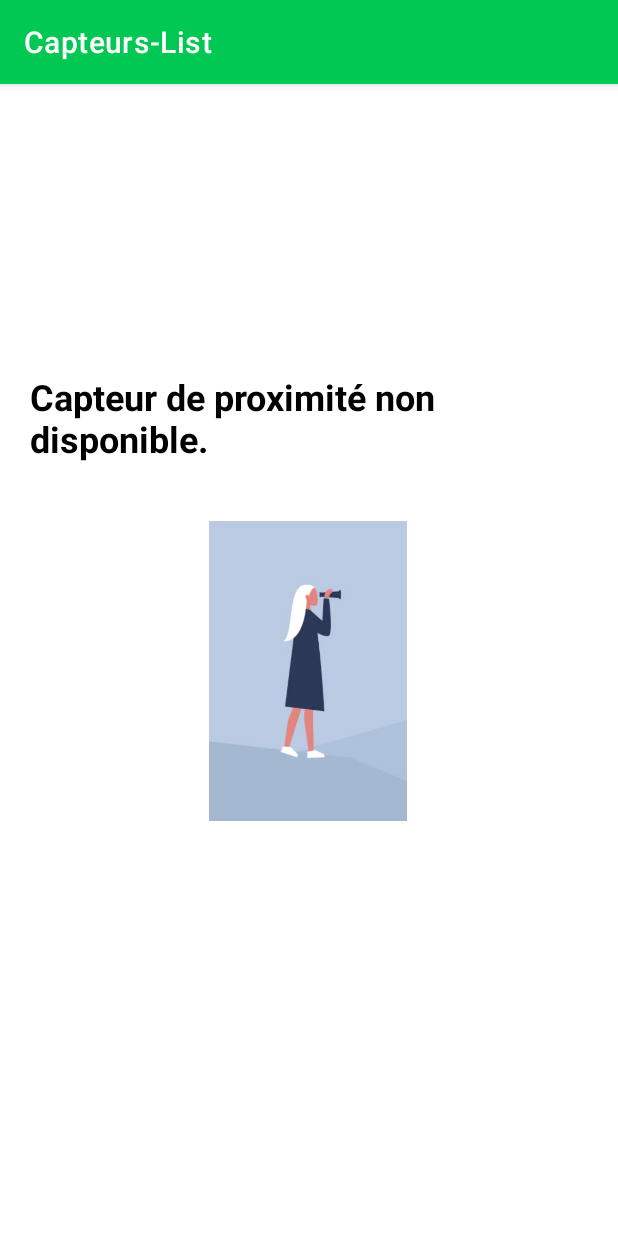
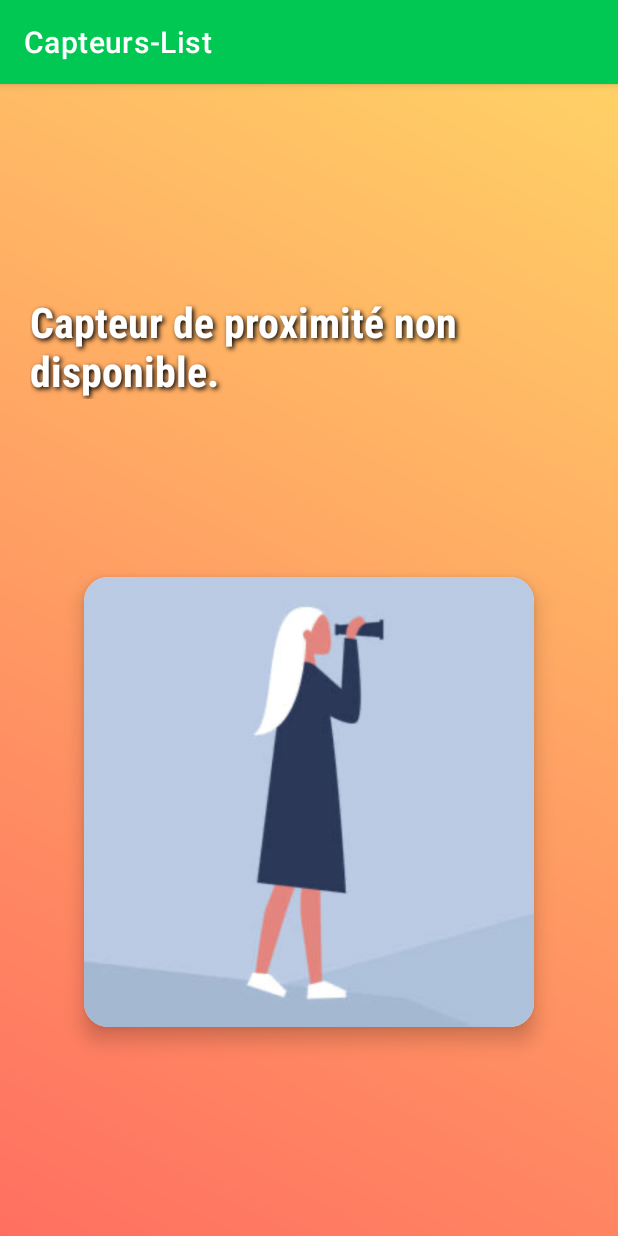
Before and after one commit to YoussefGri/capteurs, an Android app: the ProximiteActivity screen opened directly, with no data from a screen before it, on a phone screen of 412 x 824 dp. Run offline under Robolectric (Android 15) with nearby library versions, the phone set to English and light mode, and no system bars; our stand-ins replace CircleImageView.

Commit message:
proxi done

```diff
--- a/app/build.gradle
+++ b/app/build.gradle
@@ -48,6 +48,8 @@ dependencies {
 
     implementation 'com.google.android.material:material:1.9.0'
 
+    implementation 'com.airbnb.android:lottie:5.2.0'
+
 
 
 
--- /dev/null
+++ b/app/src/main/res/drawable/gradient_background.xml
@@ -0,0 +1,7 @@
+<?xml version="1.0" encoding="utf-8"?>
+<shape xmlns:android="http://schemas.android.com/apk/res/android">
+    <gradient
+        android:startColor="#FF6F61"
+        android:endColor="#FFD166"
+        android:angle="45"/>
+</shape>
--- a/app/src/main/res/layout/activity_proximite.xml
+++ b/app/src/main/res/layout/activity_proximite.xml
@@ -5,32 +5,51 @@
     xmlns:tools="http://schemas.android.com/tools"
     android:layout_width="match_parent"
     android:layout_height="match_parent"
+    android:background="@drawable/gradient_background"
     tools:context=".ProximiteActivity"
     android:padding="20dp">
 
+    <!-- Texte de statut -->
     <TextView
         android:id="@+id/statusTextView"
         android:layout_width="wrap_content"
         android:layout_height="wrap_content"
-        android:layout_marginTop="172dp"
         android:text="Objet Loin 🟢"
-        android:textColor="@android:color/black"
-        android:textSize="24sp"
+        android:textColor="@android:color/white"
+        android:textSize="28sp"
         android:textStyle="bold"
+        android:fontFamily="sans-serif-condensed"
+        android:shadowColor="@android:color/black"
+        android:shadowDx="2"
+        android:shadowDy="2"
+        android:shadowRadius="4"
+        app:layout_constraintTop_toTopOf="parent"
+        app:layout_constraintBottom_toTopOf="@id/proximityCard"
+        app:layout_constraintStart_toStartOf="parent"
+        app:layout_constraintEnd_toEndOf="parent"
+        />
+
+    <!-- Carte pour l'image de proximité -->
+    <androidx.cardview.widget.CardView
+        android:id="@+id/proximityCard"
+        android:layout_width="300dp"
+        android:layout_height="300dp"
+        app:cardBackgroundColor="@android:color/white"
+        app:cardCornerRadius="16dp"
+        app:cardElevation="8dp"
+        app:layout_constraintBottom_toBottomOf="parent"
         app:layout_constraintEnd_toEndOf="parent"
         app:layout_constraintStart_toStartOf="parent"
-        app:layout_constraintTop_toTopOf="parent" />
+        app:layout_constraintTop_toBottomOf="@id/statusTextView">
 
-    <ImageView
-        android:id="@+id/proximityImageView"
-        android:layout_width="200dp"
-        android:layout_height="200dp"
-        android:src="@drawable/image_loin"
-        app:layout_constraintBottom_toBottomOf="parent"
-        app:layout_constraintEnd_toEndOf="parent"
-        app:layout_constraintHorizontal_bias="0.497"
-        app:layout_constraintStart_toStartOf="parent"
-        app:layout_constraintTop_toBottomOf="@id/statusTextView"
-        app:layout_constraintVertical_bias="0.13" />
+        <!-- Image de proximité -->
+        <ImageView
+            android:id="@+id/proximityImageView"
+            android:layout_width="match_parent"
+            android:layout_height="match_parent"
+            android:contentDescription="Image de proximité"
+            android:scaleType="centerCrop"
+            android:src="@drawable/image_loin" />
+    </androidx.cardview.widget.CardView>
 
 </androidx.constraintlayout.widget.ConstraintLayout>
```
